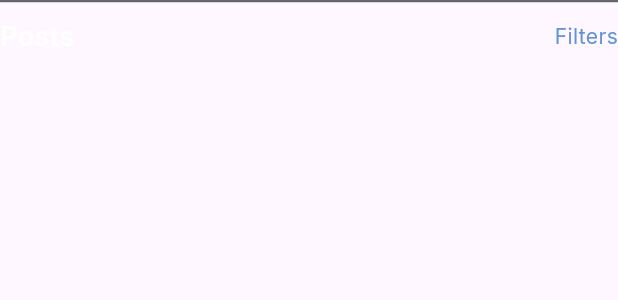
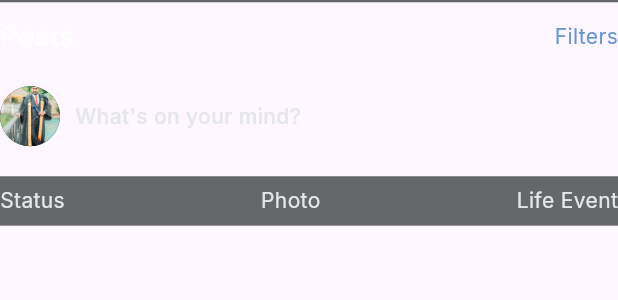
Before and after one commit to takanokenji-s/Flutter-Facebook-UI, a Flutter app: the PublishPost widget shown alone on an empty page, opened directly, on a phone screen of 412 x 824 dp. Shown: the top 300 px of the screen. Run offline on Flutter 3.47's test engine with Material 2 defaults, Android fonts, the phone set to English and light mode, and no system bars; our stand-ins replace google_fonts, page_transition; network calls fail.

Commit message:
ui fixes

```diff
--- a/lib/screens/widgets/publish_post.dart
+++ b/lib/screens/widgets/publish_post.dart
@@ -18,7 +18,7 @@ class _PublishPostState extends State<PublishPost> {
           width: size.width,
           height: 1.5,
           decoration: const BoxDecoration(
-            color: Color(0xff65676A)
+            color: Color(0xff65676A),
           ),
         ),
         const SizedBox(
@@ -27,17 +27,98 @@ class _PublishPostState extends State<PublishPost> {
         Row(
           mainAxisAlignment: MainAxisAlignment.spaceBetween,
           children: [
-            Text("Posts", style: GoogleFonts.inter(
+            Text(
+              "Posts",
+              style: GoogleFonts.inter(
                 color: Colors.white,
                 fontSize: 18,
                 fontWeight: FontWeight.w600,
-            ),),
-            Text("Filters", style: GoogleFonts.inter(
+              ),
+            ),
+            Text(
+              "Filters",
+              style: GoogleFonts.inter(
                 color: const Color(0xff6393DA),
                 fontSize: 14,
-            ),),
+              ),
+            ),
+          ],
+        ),
+        const SizedBox(
+          height: 20,
+        ),
+        Row(
+          children: [
+            CircleAvatar(
+              radius: 20,
+              backgroundColor: const Color(0xff242525),
+              child: ClipOval(
+                child: Image.asset(
+                  "assets/images/avatar.jpeg",
+                  width: 450,
+                  height: 450,
+                  fit: BoxFit.fitWidth,
+                ),
+              ),
+            ),
+            const SizedBox(
+              width: 10,
+            ),
+            Text(
+              "What's on your mind?",
+              style: GoogleFonts.inter(
+                color: const Color(0xffE4E6EA),
+                fontSize: 14,
+                fontWeight: FontWeight.w500,
+              ),
+            )
+          ],
+        ),
+        const SizedBox(
+          height: 20,
+        ),
+        Container(
+          width: size.width,
+          height: size.height * 0.040,
+          decoration: const BoxDecoration(
+            color: Color(0xff65676A),
+          ),
+          child: Row(
+            mainAxisAlignment: MainAxisAlignment.spaceBetween,
+            children: [
+              Row(
+                children: [
+                  Text(
+                    "Status",
+                    style: GoogleFonts.inter(
+                      color: Color(0xffE4E6EA),
+                    ),
+                  ),
+                ],
+              ),
+              Row(
+                children: [
+                  Text(
+                    "Photo",
+                    style: GoogleFonts.inter(
+                      color: Color(0xffE4E6EA),
+                    ),
+                  ),
+                ],
+              ),
+              Row(
+                children: [
+                  Text(
+                    "Life Event",
+                    style: GoogleFonts.inter(
+                      color: Color(0xffE4E6EA),
+                    ),
+                  ),
                 ],
               )
+            ],
+          ),
+        ),
       ],
     );
   }
```
Lines whose indentation alone changed are shown as unchanged.
